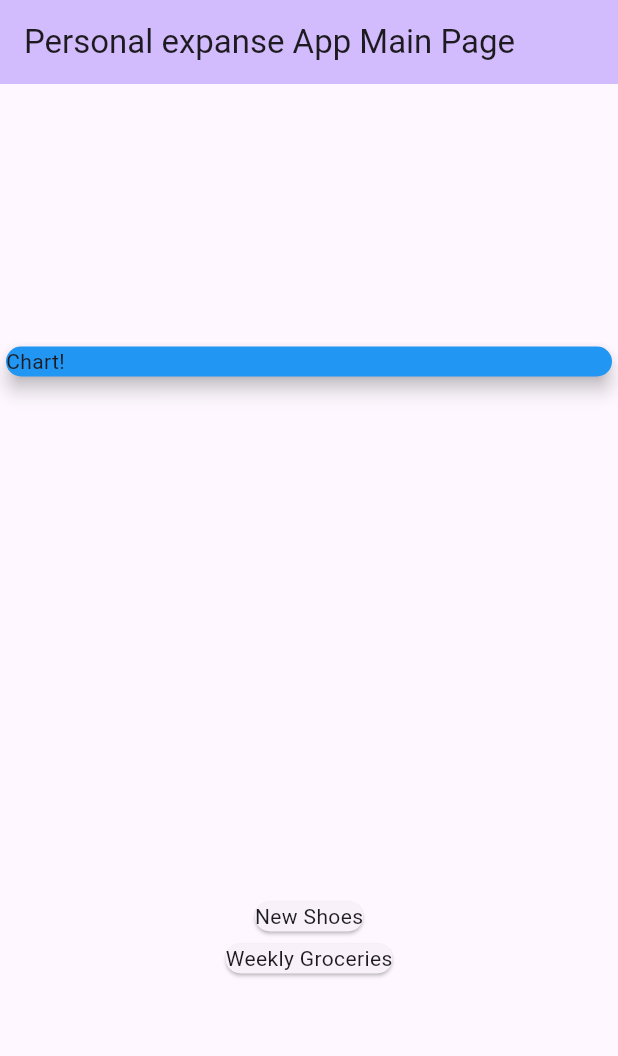
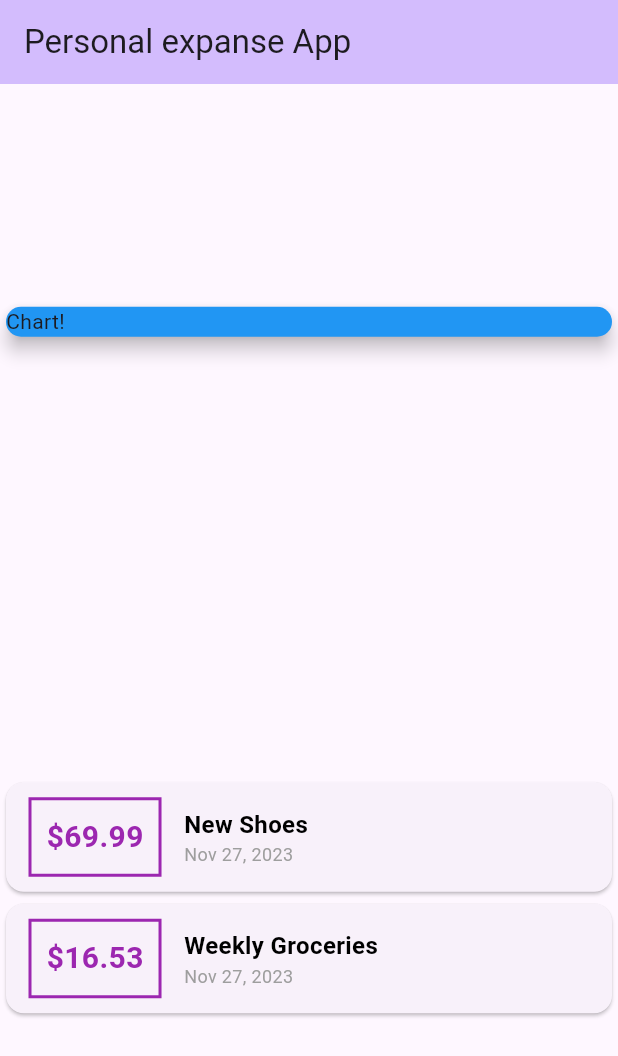
Before and after one commit to larbi-azzoug/personal-expanse-app, a Flutter app: the screen it shows after launch, on a phone screen of 412 x 824 dp. Shown: the top 1056 px of the screen. Run offline on Flutter 3.47's test engine with Material 3 defaults, Android fonts, the phone set to English and light mode, and no system bars.

Commit message:
Formatted Date of Transactions

```diff
--- a/lib/main.dart
+++ b/lib/main.dart
@@ -1,5 +1,6 @@
 import 'package:flutter/material.dart';
 import 'package:personal_expanse_app/transaction.dart';
+import 'package:intl/intl.dart';
 
 void main() {
   runApp(const MyApp());
@@ -27,7 +28,7 @@ class MyHomePage extends StatelessWidget {
 
   final List<transaction> transactions = [
     transaction(
-      amount: 569.99,
+      amount: 69.99,
       id: 't1',
       title: 'New Shoes',
       date: DateTime.now(),
@@ -45,7 +46,7 @@ class MyHomePage extends StatelessWidget {
     return Scaffold(
       appBar: AppBar(
         backgroundColor: Theme.of(context).colorScheme.inversePrimary,
-        title: const Text('Personal expanse App Main Page'),
+        title: const Text('Personal expanse App'),
       ),
       body: Column(
         mainAxisAlignment: MainAxisAlignment.spaceAround,
@@ -62,7 +63,49 @@ class MyHomePage extends StatelessWidget {
           Column(
             children: transactions.map((tx) {
               return Card(
-                child: Text(tx.title),
+                child: Row(
+                  children: [
+                    Container(
+                      decoration: BoxDecoration(
+                        border: Border.all(color: Colors.purple, width: 2),
+                      ),
+                      margin: EdgeInsets.symmetric(
+                        vertical: 10,
+                        horizontal: 15,
+                      ),
+                      padding: EdgeInsets.all(10),
+                      child: Text(
+                        '\$${tx.amount}',
+                        style: TextStyle(
+                          fontWeight: FontWeight.bold,
+                          fontSize: 20,
+                          color: Colors.purple,
+                        ),
+                      ),
+                    ),
+                    Column(
+                      crossAxisAlignment: CrossAxisAlignment.start,
+                      children: [
+                        Text(
+                          tx.title,
+                          style: TextStyle(
+                            fontWeight: FontWeight.bold,
+                            fontSize: 16,
+                            color: Colors.black,
+                          ),
+                        ),
+                        Text(
+                          DateFormat.yMMMd().format(tx.date),
+                          style: TextStyle(
+                            fontWeight: FontWeight.normal,
+                            fontSize: 12,
+                            color: Colors.grey,
+                          ),
+                        ),
+                      ],
+                    )
+                  ],
+                ),
               );
             }).toList(),
           )
--- a/pubspec.yaml
+++ b/pubspec.yaml
@@ -35,6 +35,7 @@ dependencies:
   # The following adds the Cupertino Icons font to your application.
   # Use with the CupertinoIcons class for iOS style icons.
   cupertino_icons: ^1.0.2
+  intl: ^0.18.1
 
 dev_dependencies:
   flutter_test:
```
Also changed, not shown: pubspec.lock.
